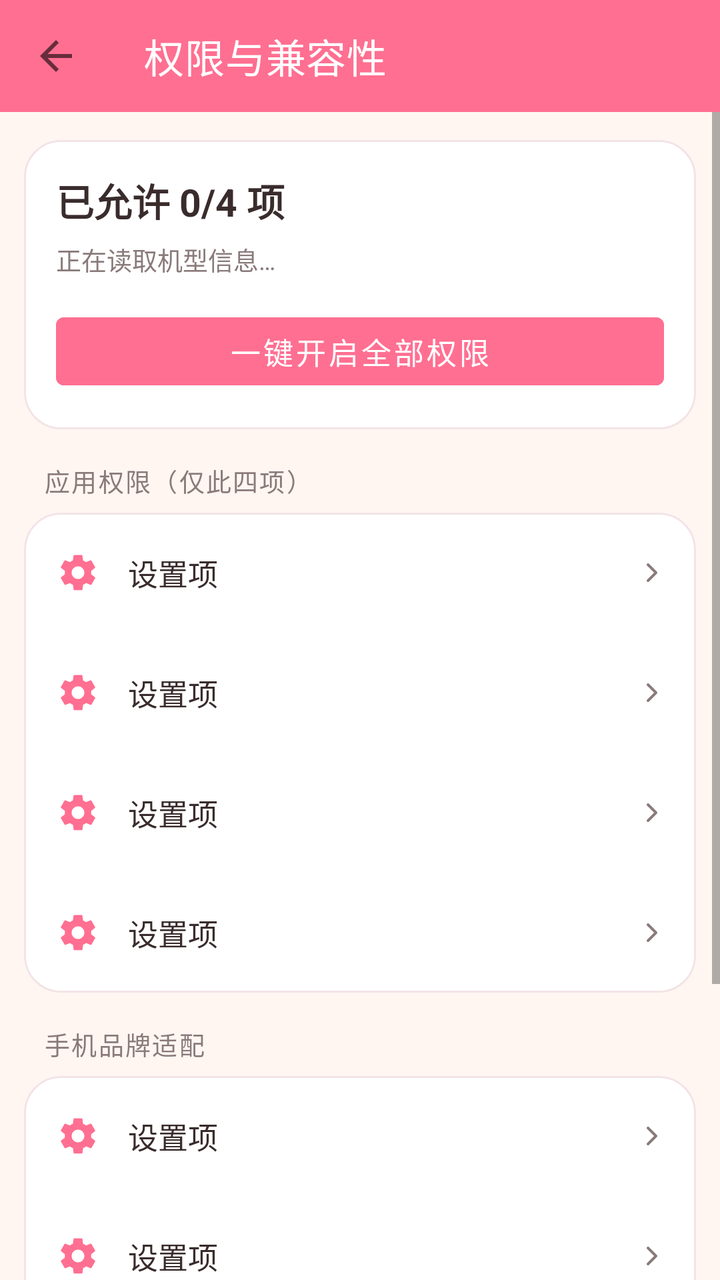
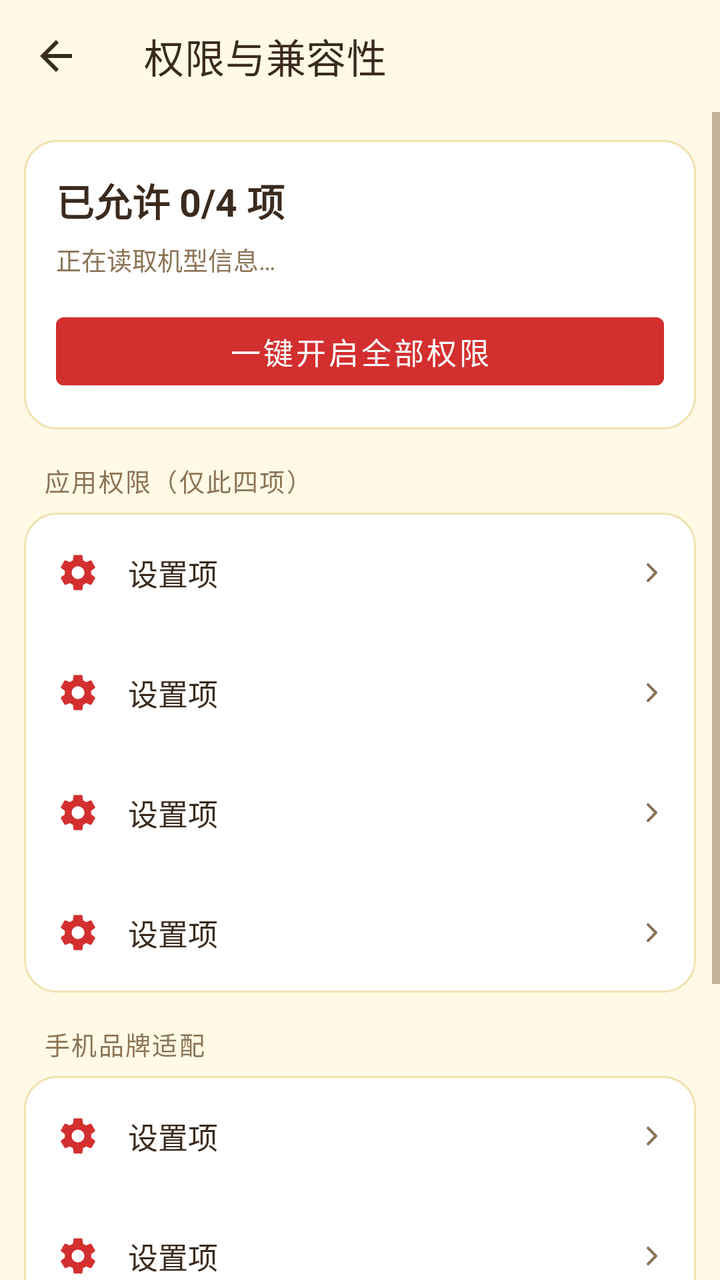

Two renders of the same Android screen: before a commit and after it. Below are the layout's source before the change and the commit's diff.
<!-- AndroidManifest.xml: application theme Theme.ShineApp -->
<!-- res/layout/activity_permission.xml -->
<?xml version="1.0" encoding="utf-8"?>
<LinearLayout xmlns:android="http://schemas.android.com/apk/res/android"
    xmlns:app="http://schemas.android.com/apk/res-auto"
    android:orientation="vertical"
    android:layout_width="match_parent"
    android:layout_height="match_parent"
    android:background="@color/shine_bg">

    <com.google.android.material.appbar.MaterialToolbar
        android:id="@+id/top_app_bar"
        android:layout_width="match_parent"
        android:layout_height="?attr/actionBarSize"
        android:background="@color/shine_pink"
        app:title="权限与兼容性"
        app:titleTextColor="@android:color/white"
        app:navigationIcon="?attr/homeAsUpIndicator" />

    <ScrollView
        android:layout_width="match_parent"
        android:layout_height="match_parent"
        android:fillViewport="true">

        <LinearLayout
            android:layout_width="match_parent"
            android:layout_height="wrap_content"
            android:orientation="vertical"
            android:paddingStart="12dp"
            android:paddingEnd="12dp"
            android:paddingTop="14dp"
            android:paddingBottom="28dp">

            
            <LinearLayout
                android:background="@drawable/bg_card"
                android:orientation="vertical"
                android:padding="16dp"
                android:layout_width="match_parent"
                android:layout_height="wrap_content">

                <TextView
                    android:id="@+id/tv_summary"
                    android:layout_width="match_parent"
                    android:layout_height="wrap_content"
                    android:text="已允许 0/4 项"
                    android:textColor="@color/shine_text"
                    android:textSize="19sp"
                    android:textStyle="bold" />

                <TextView
                    android:id="@+id/tv_device"
                    android:layout_width="match_parent"
                    android:layout_height="wrap_content"
                    android:layout_marginTop="6dp"
                    android:lineSpacingExtra="2dp"
                    android:textColor="@color/shine_sub"
                    android:textSize="12.5sp"
                    android:text="正在读取机型信息…" />

                <Button
                    android:id="@+id/btn_grant_all"
                    android:layout_width="match_parent"
                    android:layout_height="46dp"
                    android:layout_marginTop="14dp"
                    android:backgroundTint="@color/shine_pink"
                    android:text="一键开启全部权限"
                    android:textColor="@android:color/white"
                    android:textSize="15sp" />
            </LinearLayout>

            
            <TextView style="@style/SettingsSection" android:text="应用权限（仅此四项）" />

            <LinearLayout style="@style/SettingsCard">

                <include
                    android:id="@+id/row_location"
                    layout="@layout/item_settings_row"
                    android:layout_width="match_parent"
                    android:layout_height="wrap_content" />

                <include
                    android:id="@+id/row_gallery"
                    layout="@layout/item_settings_row"
                    android:layout_width="match_parent"
                    android:layout_height="wrap_content" />

                <include
                    android:id="@+id/row_camera"
                    layout="@layout/item_settings_row"
                    android:layout_width="match_parent"
                    android:layout_height="wrap_content" />

                <include
                    android:id="@+id/row_bluetooth"
                    layout="@layout/item_settings_row"
                    android:layout_width="match_parent"
                    android:layout_height="wrap_content" />
            </LinearLayout>

            
            <TextView style="@style/SettingsSection" android:text="手机品牌适配" />

            <LinearLayout style="@style/SettingsCard">

                <include
                    android:id="@+id/row_brand"
                    layout="@layout/item_settings_row"
                    android:layout_width="match_parent"
                    android:layout_height="wrap_content" />

                <include
                    android:id="@+id/row_background"
                    layout="@layout/item_settings_row"
                    android:layout_width="match_parent"
                    android:layout_height="wrap_content" />

                <include
                    android:id="@+id/row_app_settings"
                    layout="@layout/item_settings_row"
                    android:layout_width="match_parent"
                    android:layout_height="wrap_content" />
            </LinearLayout>

            
            <TextView style="@style/SettingsSection" android:text="权限用途与隐私" />

            <LinearLayout style="@style/SettingsCard">

                <TextView
                    android:id="@+id/tv_note"
                    android:layout_width="match_parent"
                    android:layout_height="wrap_content"
                    android:lineSpacingExtra="4dp"
                    android:padding="16dp"
                    android:textColor="@color/shine_sub"
                    android:textSize="12.5sp"
                    android:text="说明" />
            </LinearLayout>
        </LinearLayout>
    </ScrollView>
</LinearLayout>
<!-- res/layout/item_settings_row.xml (included above) -->
<?xml version="1.0" encoding="utf-8"?>
<LinearLayout xmlns:android="http://schemas.android.com/apk/res/android"
    xmlns:app="http://schemas.android.com/apk/res-auto"
    android:layout_width="match_parent"
    android:layout_height="wrap_content"
    android:orientation="horizontal"
    android:gravity="center_vertical"
    android:background="?attr/selectableItemBackground"
    android:clickable="true"
    android:focusable="true"
    android:minHeight="60dp"
    android:paddingStart="16dp"
    android:paddingEnd="14dp"
    android:paddingTop="12dp"
    android:paddingBottom="12dp">

    <ImageView
        android:id="@+id/iv_icon"
        android:layout_width="22dp"
        android:layout_height="22dp"
        android:importantForAccessibility="no"
        android:src="@drawable/ic_settings"
        app:tint="@color/shine_pink" />

    <LinearLayout
        android:layout_width="0dp"
        android:layout_height="wrap_content"
        android:layout_weight="1"
        android:layout_marginStart="14dp"
        android:orientation="vertical">

        <TextView
            android:id="@+id/tv_title"
            android:layout_width="match_parent"
            android:layout_height="wrap_content"
            android:text="设置项"
            android:textColor="@color/shine_text"
            android:textSize="15sp" />

        <TextView
            android:id="@+id/tv_sub"
            android:layout_width="match_parent"
            android:layout_height="wrap_content"
            android:layout_marginTop="2dp"
            android:textColor="@color/shine_sub"
            android:textSize="12sp"
            android:visibility="gone" />
    </LinearLayout>

    <TextView
        android:id="@+id/tv_value"
        android:layout_width="wrap_content"
        android:layout_height="wrap_content"
        android:layout_marginStart="8dp"
        android:maxWidth="150dp"
        android:maxLines="2"
        android:ellipsize="end"
        android:gravity="end"
        android:textColor="@color/shine_sub"
        android:textSize="13sp"
        android:visibility="gone" />

    <ImageView
        android:id="@+id/iv_chevron"
        android:layout_width="16dp"
        android:layout_height="16dp"
        android:layout_marginStart="6dp"
        android:importantForAccessibility="no"
        android:src="@drawable/ic_chevron_right"
        app:tint="@color/shine_sub" />
</LinearLayout>
<!-- resources referenced by this layout -->
<resources>
  <color name="shine_bg">#FFF6F2</color>
  <color name="shine_pink">#FF6F91</color>
  <color name="shine_sub">#8A7A7A</color>
  <color name="shine_text">#3A2C2C</color>
  <!-- drawable bg_card (drawable) -->
  <?xml version="1.0" encoding="utf-8"?>
  <shape xmlns:android="http://schemas.android.com/apk/res/android" android:shape="rectangle">
      <solid android:color="#FFFFFF"/>
      <corners android:radius="18dp"/>
      <stroke android:width="1dp" android:color="#F3E4E7"/>
  </shape>
  <!-- drawable ic_chevron_right (drawable) -->
  <?xml version="1.0" encoding="utf-8"?>
  <vector xmlns:android="http://schemas.android.com/apk/res/android"
      android:width="24dp"
      android:height="24dp"
      android:viewportWidth="24"
      android:viewportHeight="24">
      <path
          android:pathData="M9,6 L15,12 L9,18"
          android:strokeColor="#8A7A7A"
          android:strokeWidth="2"
          android:strokeLineCap="round"
          android:strokeLineJoin="round"
          android:fillColor="#00000000" />
  </vector>
  <style name="SettingsCard">
          <item name="android:layout_width">match_parent</item>
          <item name="android:layout_height">wrap_content</item>
          <item name="android:orientation">vertical</item>
          <item name="android:background">@drawable/bg_card</item>
          <item name="android:clipToOutline">true</item>
      </style>
  <style name="SettingsSection">
          <item name="android:layout_width">match_parent</item>
          <item name="android:layout_height">wrap_content</item>
          <item name="android:paddingStart">10dp</item>
          <item name="android:paddingEnd">10dp</item>
          <item name="android:paddingTop">16dp</item>
          <item name="android:paddingBottom">7dp</item>
          <item name="android:textColor">@color/shine_sub</item>
          <item name="android:textSize">12.5sp</item>
          <item name="android:letterSpacing">0.06</item>
      </style>
  <style name="Theme.ShineApp" parent="Theme.MaterialComponents.DayNight.NoActionBar">
          <item name="colorPrimary">@color/shine_pink</item>
          <item name="colorPrimaryVariant">@color/shine_pink_dark</item>
          <item name="colorOnPrimary">@android:color/white</item>
          <item name="colorSecondary">@color/shine_mint</item>
          <item name="android:colorBackground">@color/shine_bg</item>
          <item name="android:statusBarColor">@color/shine_pink</item>
          <item name="android:navigationBarColor">@color/shine_pink</item>
      </style>
  <color name="shine_pink_dark">#E25C7E</color>
  <color name="shine_mint">#9ED9C4</color>
  <!-- unchanged entries left out for length: 1 -->
</resources>

<!-- the commit's change to res/layout/activity_permission.xml (unified diff, before → after) -->
@@ -10,10 +10,11 @@
         android:id="@+id/top_app_bar"
         android:layout_width="match_parent"
         android:layout_height="?attr/actionBarSize"
-        android:background="@color/shine_pink"
+        android:background="@color/shine_bg"
         app:title="权限与兼容性"
-        app:titleTextColor="@android:color/white"
-        app:navigationIcon="?attr/homeAsUpIndicator" />
+        app:titleTextColor="@color/shine_text"
+        app:navigationIcon="?attr/homeAsUpIndicator"
+        app:navigationIconTint="@color/shine_text" />
 
     <ScrollView
         android:layout_width="match_parent"
<!-- resource entries referenced after the edit -->
@@ -1,15 +1,15 @@
 <!-- resources referenced by this layout -->
 <resources>
-  <color name="shine_bg">#FFF6F2</color>
-  <color name="shine_pink">#FF6F91</color>
-  <color name="shine_sub">#8A7A7A</color>
-  <color name="shine_text">#3A2C2C</color>
+  <color name="shine_bg">#FFFFF9E6</color>
+  <color name="shine_pink">#FFD32F2F</color>
+  <color name="shine_sub">#FF8B7355</color>
+  <color name="shine_text">#FF3B2A1E</color>
   <!-- drawable bg_card (drawable) -->
   <?xml version="1.0" encoding="utf-8"?>
   <shape xmlns:android="http://schemas.android.com/apk/res/android" android:shape="rectangle">
-      <solid android:color="#FFFFFF"/>
-      <corners android:radius="18dp"/>
-      <stroke android:width="1dp" android:color="#F3E4E7"/>
+      <solid android:color="@color/shine_surface"/>
+      <corners android:radius="16dp"/>
+      <stroke android:width="1dp" android:color="@color/shine_yellow_line"/>
   </shape>
   <!-- drawable ic_chevron_right (drawable) -->
   <?xml version="1.0" encoding="utf-8"?>
@@ -47,14 +47,26 @@
   <style name="Theme.ShineApp" parent="Theme.MaterialComponents.DayNight.NoActionBar">
           <item name="colorPrimary">@color/shine_pink</item>
           <item name="colorPrimaryVariant">@color/shine_pink_dark</item>
-          <item name="colorOnPrimary">@android:color/white</item>
+          <item name="colorOnPrimary">@color/shine_on_red</item>
           <item name="colorSecondary">@color/shine_mint</item>
+          <item name="colorSecondaryVariant">@color/shine_mint_dark</item>
+          <item name="colorSurface">@color/shine_surface</item>
           <item name="android:colorBackground">@color/shine_bg</item>
-          <item name="android:statusBarColor">@color/shine_pink</item>
-          <item name="android:navigationBarColor">@color/shine_pink</item>
+          <item name="android:textColorPrimary">@color/shine_text</item>
+          <item name="android:textColorSecondary">@color/shine_sub</item>
+          
+          <item name="android:statusBarColor">@color/shine_bg</item>
+          <item name="android:navigationBarColor">@color/shine_surface</item>
+          <item name="android:windowLightStatusBar">true</item>
+          <item name="android:windowLightNavigationBar" tools:targetApi="27">true</item>
+          <item name="android:windowBackground">@color/shine_bg</item>
       </style>
-  <color name="shine_pink_dark">#E25C7E</color>
-  <color name="shine_mint">#9ED9C4</color>
+  <color name="shine_surface">#FFFFFFFF</color>
+  <color name="shine_yellow_line">#FFF2E0B0</color>
+  <color name="shine_pink_dark">#FFB71C1C</color>
+  <color name="shine_on_red">#FFFFFFFF</color>
+  <color name="shine_mint">#FFFFD54F</color>
+  <color name="shine_mint_dark">#FFB26A00</color>
   <!-- unchanged entries left out for length: 1 -->
 </resources>
 
